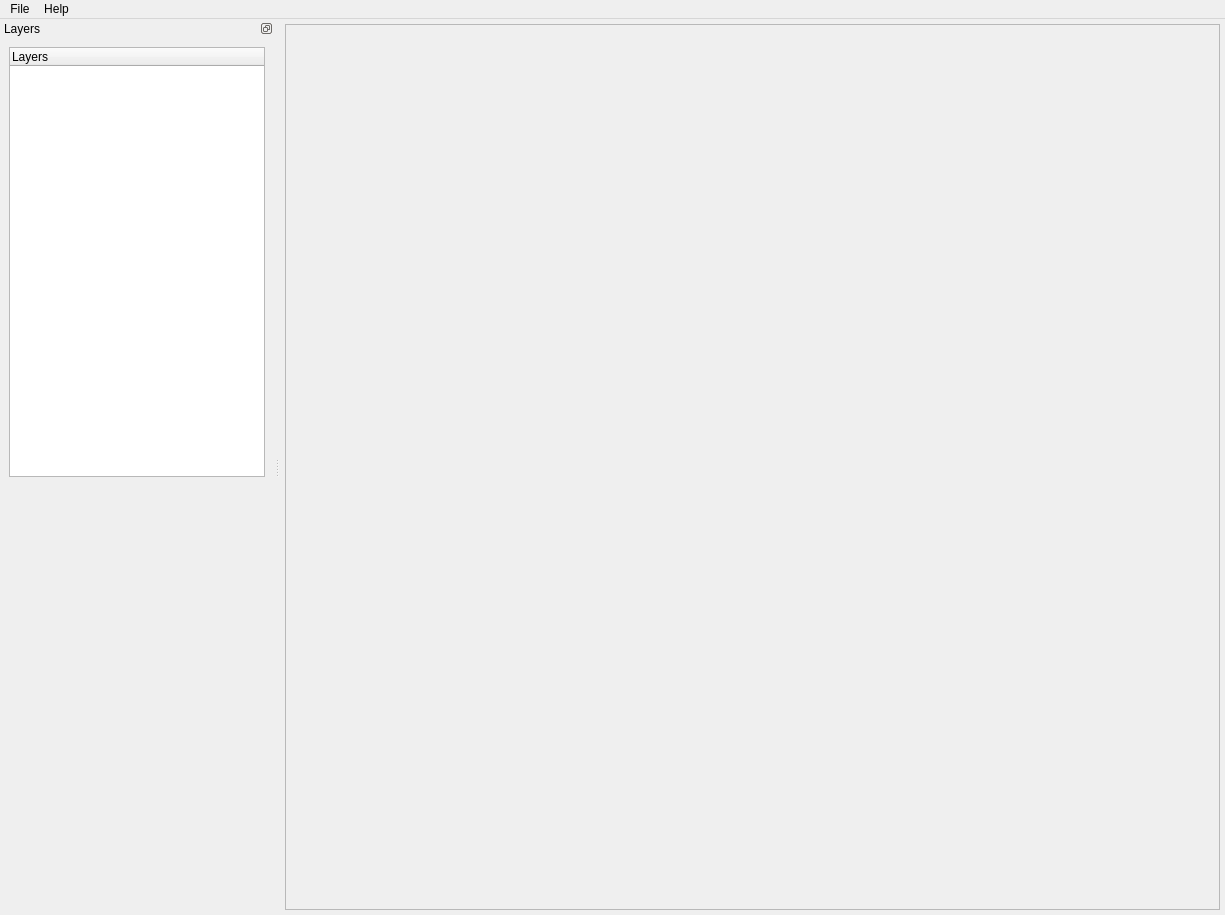
Above: src/gui/main_3d_window.ui from Trailblaze-Software/Blaze before the change. Below: the same form after it.
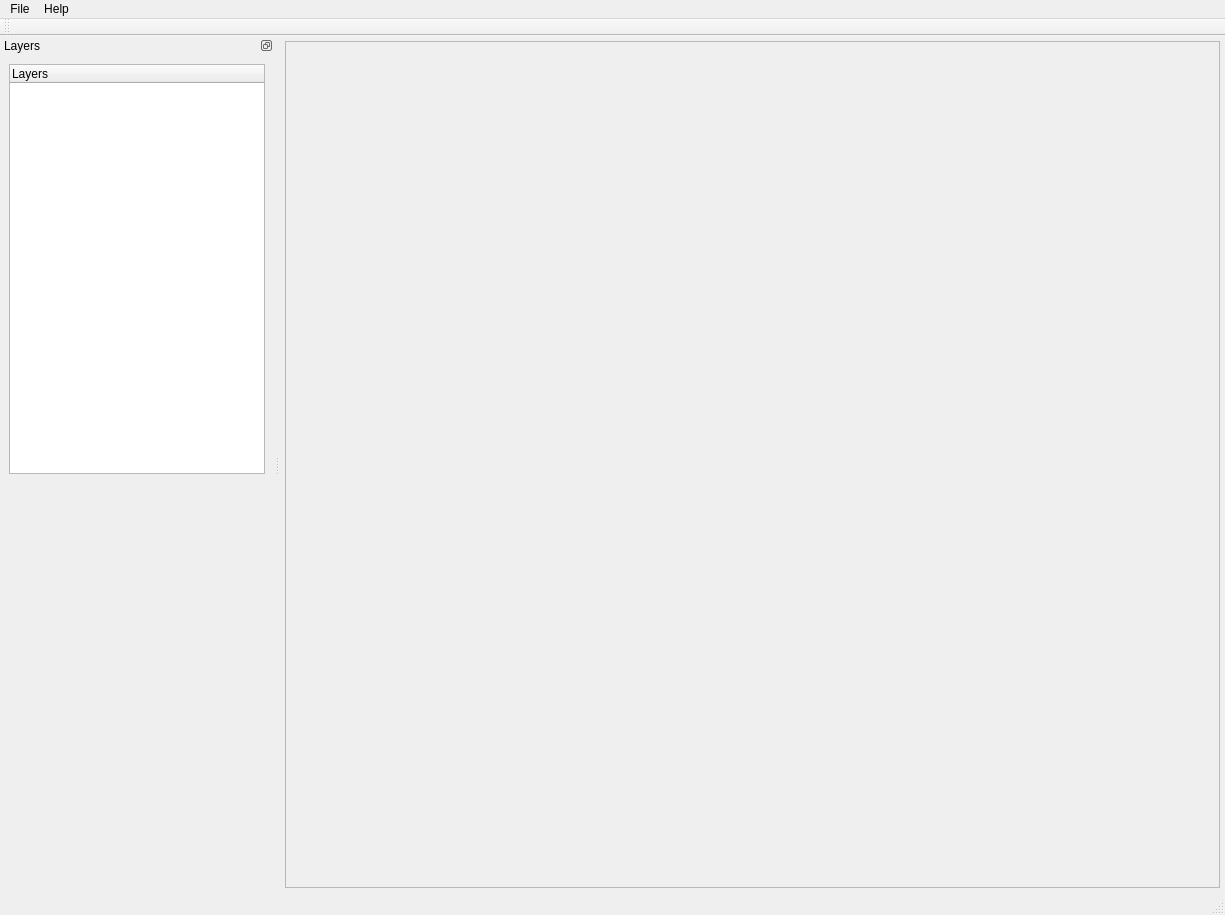
That is the form after the change. Icons and pictures are not drawn.

What changed in the file:
```diff
--- a/src/gui/main_3d_window.ui
+++ b/src/gui/main_3d_window.ui
@@ -139,6 +139,18 @@
     </layout>
    </widget>
   </widget>
+  <widget class="QStatusBar" name="statusBar"/>
+  <widget class="QToolBar" name="toolBar">
+   <property name="windowTitle">
+    <string>toolBar</string>
+   </property>
+   <attribute name="toolBarArea">
+    <enum>TopToolBarArea</enum>
+   </attribute>
+   <attribute name="toolBarBreak">
+    <bool>false</bool>
+   </attribute>
+  </widget>
   <action name="actionOpen">
    <property name="icon">
     <iconset theme="document-open"/>
```
Left out of the diff: 2 changed lines with no effect on the pictures.
